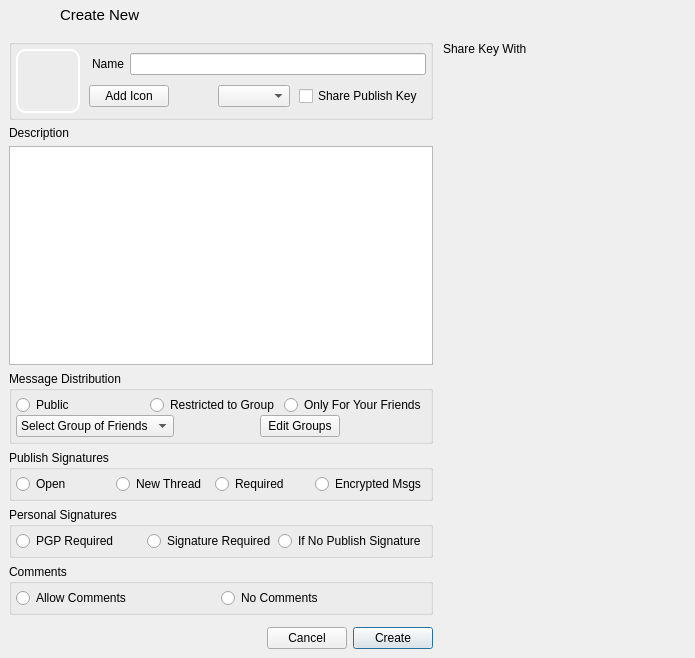
First picture: the form in retroshare-gui/src/gui/gxs/GxsGroupDialog.ui, repository RetroShare/RetroShare, before the edit.
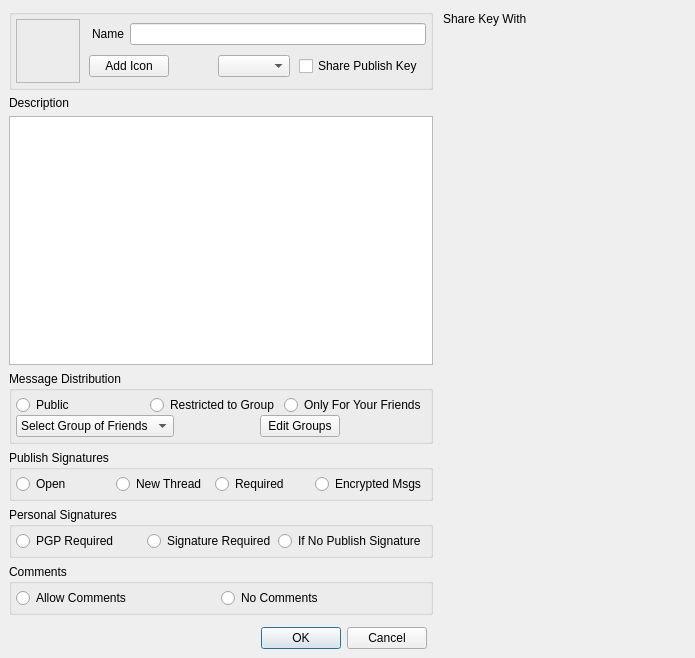
Second picture: the form after the edit. Icons and pictures are not drawn. Custom widgets are drawn as their Qt base class.

Patch:
```diff
--- a/retroshare-gui/src/gui/gxs/GxsGroupDialog.ui
+++ b/retroshare-gui/src/gui/gxs/GxsGroupDialog.ui
@@ -25,53 +25,7 @@
     <number>0</number>
    </property>
    <item row="0" column="0">
-    <widget class="QFrame" name="headerFrame">
-     <property name="maximumSize">
-      <size>
-       <width>16777215</width>
-       <height>64</height>
-      </size>
-     </property>
-     <property name="font">
-      <font>
-       <pointsize>11</pointsize>
-      </font>
-     </property>
-     <property name="styleSheet">
-      <string notr="true"/>
-     </property>
-     <property name="frameShape">
-      <enum>QFrame::NoFrame</enum>
-     </property>
-     <property name="frameShadow">
-      <enum>QFrame::Raised</enum>
-     </property>
-     <layout class="QGridLayout" name="gridLayout">
-      <property name="margin">
-       <number>6</number>
-      </property>
-      <item row="0" column="0">
-       <widget class="QLabel" name="headerImage">
-        <property name="maximumSize">
-         <size>
-          <width>48</width>
-          <height>48</height>
-         </size>
-        </property>
-        <property name="text">
-         <string/>
-        </property>
-       </widget>
-      </item>
-      <item row="0" column="1">
-       <widget class="QLabel" name="mServiceHeader">
-        <property name="text">
-         <string>Create New</string>
-        </property>
-       </widget>
-      </item>
-     </layout>
-    </widget>
+    <widget class="HeaderFrame" name="headerFrame"/>
    </item>
    <item row="2" column="0">
     <widget class="QFrame" name="frame">
@@ -103,7 +57,7 @@
             <number>0</number>
            </property>
            <item row="0" column="0" rowspan="2">
-            <widget class="QToolButton" name="groupLogo">
+            <widget class="QLabel" name="groupLogo">
              <property name="minimumSize">
               <size>
                <width>64</width>
@@ -116,24 +70,18 @@
                <height>64</height>
               </size>
              </property>
-             <property name="styleSheet">
-              <string notr="true">
-border: 2px solid white;
-border-radius: 10px;
-</string>
+             <property name="frameShape">
+              <enum>QFrame::StyledPanel</enum>
              </property>
-             <property name="text">
-              <string/>
+             <property name="frameShadow">
+              <enum>QFrame::Raised</enum>
              </property>
              <property name="icon">
               <iconset resource="../images.qrc">
                <normaloff>:/images/channels.png</normaloff>:/images/channels.png</iconset>
              </property>
-             <property name="iconSize">
-              <size>
-               <width>64</width>
-               <height>64</height>
-              </size>
+             <property name="scaledContents">
+              <bool>true</bool>
              </property>
             </widget>
            </item>
@@ -518,33 +466,10 @@
         </property>
        </widget>
       </item>
-      <item row="7" column="0">
-       <spacer>
-        <property name="orientation">
-         <enum>Qt::Horizontal</enum>
-        </property>
-        <property name="sizeHint" stdset="0">
-         <size>
-          <width>238</width>
-          <height>20</height>
-         </size>
-        </property>
-       </spacer>
-      </item>
       <item row="7" column="1">
-       <widget class="QPushButton" name="cancelButton">
-        <property name="text">
-         <string>Cancel</string>
-        </property>
-       </widget>
-      </item>
-      <item row="7" column="2">
-       <widget class="QPushButton" name="createButton">
-        <property name="text">
-         <string>Create</string>
-        </property>
-        <property name="default">
-         <bool>true</bool>
+       <widget class="QDialogButtonBox" name="buttonBox">
+        <property name="standardButtons">
+         <set>QDialogButtonBox::Cancel|QDialogButtonBox::Ok</set>
         </property>
        </widget>
       </item>
@@ -554,17 +479,23 @@
   </layout>
  </widget>
  <customwidgets>
-  <customwidget>
-   <class>FriendSelectionWidget</class>
-   <extends>QWidget</extends>
-   <header>gui/common/FriendSelectionWidget.h</header>
-   <container>1</container>
-  </customwidget>
   <customwidget>
    <class>GxsIdChooser</class>
    <extends>QComboBox</extends>
    <header>gui/gxs/GxsIdChooser.h</header>
   </customwidget>
+  <customwidget>
+   <class>HeaderFrame</class>
+   <extends>QFrame</extends>
+   <header>gui/common/HeaderFrame.h</header>
+   <container>1</container>
+  </customwidget>
+  <customwidget>
+   <class>FriendSelectionWidget</class>
+   <extends>QWidget</extends>
+   <header>gui/common/FriendSelectionWidget.h</header>
+   <container>1</container>
+  </customwidget>
  </customwidgets>
  <resources>
   <include location="../images.qrc"/>
```
Left out of the diff: 17 changed lines with no effect on the pictures.
